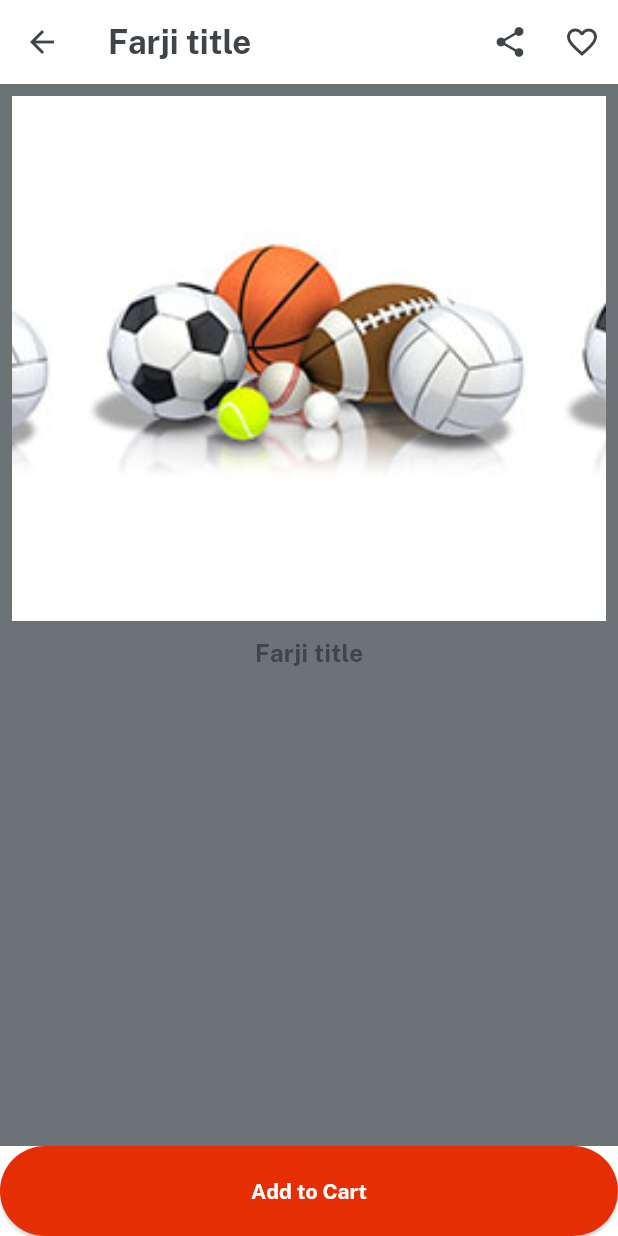
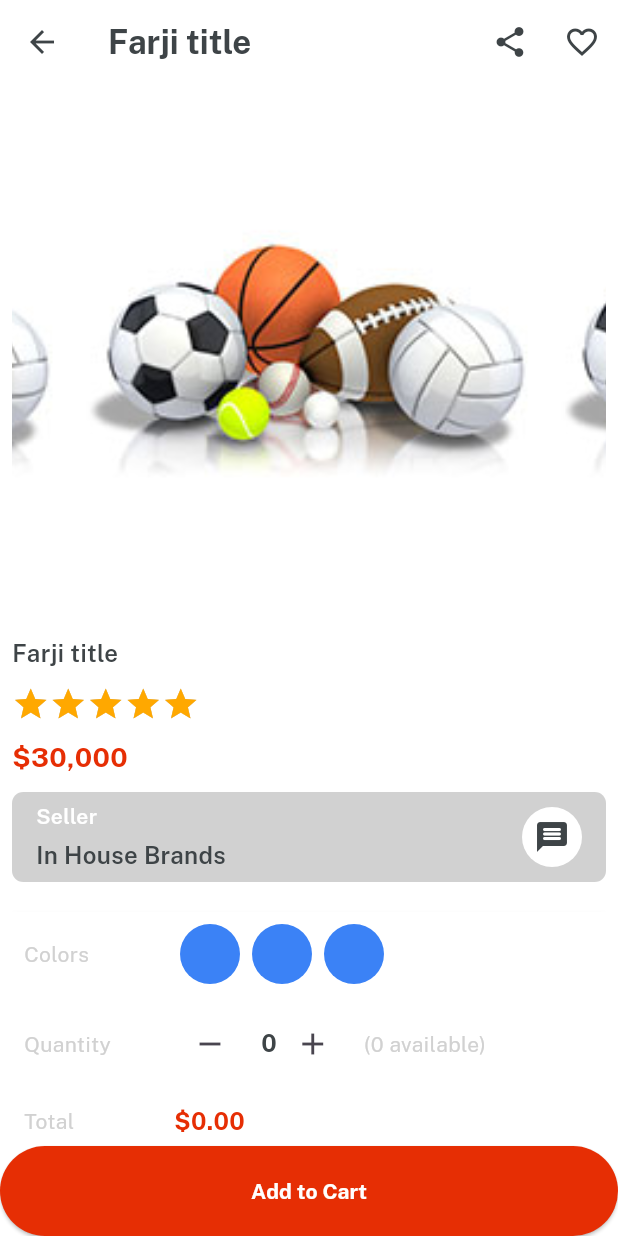
Before and after one commit to CodeWithDilshad/E-Mart, a Flutter app: the ItemDetails screen opened directly, on a phone screen of 412 x 824 dp. Run offline on Flutter 3.47's test engine with Material 3 defaults, Android fonts, the light colour scheme and no system bars; drawn by our look-alikes of velocity_x; our stand-ins replace get.

Commit message:
Third commit

```diff
--- a/lib/views/catagory/item_details.dart
+++ b/lib/views/catagory/item_details.dart
@@ -9,6 +9,7 @@ class ItemDetails extends StatelessWidget {
   @override
   Widget build(BuildContext context) {
     return Scaffold(
+      backgroundColor: whiteColor,
       appBar: AppBar(
         title: title!.text.fontFamily(bold).color(darkFontGrey).make(),
         actions: [
@@ -21,17 +22,18 @@ class ItemDetails extends StatelessWidget {
               color(Colors.red);
             },
             icon: Icon(Icons.favorite_outline),
-          )
+          ),
         ],
       ),
       body: Column(
         children: [
           Expanded(
             child: Container(
-              color: fontGrey,
+              // color: fontGrey,
               padding: EdgeInsets.all(8),
               child: SingleChildScrollView(
                 child: Column(
+                  crossAxisAlignment: CrossAxisAlignment.start,
                   children: [
                     // Swiper Section
                     VxSwiper.builder(
@@ -52,8 +54,141 @@ class ItemDetails extends StatelessWidget {
                     title!.text
                         .size(16)
                         .color(darkFontGrey)
+                        .fontFamily(semibold)
+                        .make(),
+
+                    10.heightBox,
+                    VxRating(
+                      onRatingUpdate: (value) {},
+                      normalColor: textfieldGrey,
+                      selectionColor: golden,
+                      count: 5,
+                      stepInt: true,
+                      size: 25,
+                    ),
+                    10.heightBox,
+                    "\$30,000"
+                        .text
+                        .color(redColor)
                         .fontFamily(bold)
+                        .size(18)
                         .make(),
+                    10.heightBox,
+                    Row(
+                      children: [
+                        Expanded(
+                          child: Column(
+                            mainAxisAlignment: MainAxisAlignment.center,
+                            crossAxisAlignment: CrossAxisAlignment.start,
+                            children: [
+                              "Seller".text.white.fontFamily(semibold).make(),
+                              5.heightBox,
+                              "In House Brands"
+                                  .text
+                                  .color(darkFontGrey)
+                                  .size(16)
+                                  .fontFamily(semibold)
+                                  .make(),
+                            ],
+                          ),
+                        ),
+                        CircleAvatar(
+                          backgroundColor: Colors.white,
+                          child: Icon(
+                            Icons.message_rounded,
+                            color: darkFontGrey,
+                          ),
+                        ),
+                      ],
+                    )
+                        .box
+                        .color(textfieldGrey)
+                        .height(60)
+                        .padding(EdgeInsets.symmetric(horizontal: 16))
+                        .roundedSM
+                        .make(),
+                    20.heightBox,
+                    // COlor section
+                    Column(
+                      children: [
+                        Row(
+                          crossAxisAlignment: CrossAxisAlignment.center,
+                          children: [
+                            SizedBox(
+                              width: 100,
+                              child: "Colors".text.color(textfieldGrey).make(),
+                            ),
+                            Row(
+                              mainAxisAlignment: MainAxisAlignment.center,
+                              children: List.generate(
+                                3,
+                                (index) => VxBox()
+                                    .size(40, 40)
+                                    .roundedFull
+                                    .color(Vx.randomPrimaryColor)
+                                    .margin(EdgeInsets.symmetric(horizontal: 4))
+                                    .make(),
+                              ),
+                            ),
+                          ],
+                        ).box.padding(EdgeInsets.all(8)).make(),
+                        Row(
+                          children: [
+                            SizedBox(
+                              width: 100,
+                              child:
+                                  "Quantity".text.color(textfieldGrey).make(),
+                            ),
+                            Row(
+                              mainAxisAlignment: MainAxisAlignment.center,
+                              children: [
+                                IconButton(
+                                  onPressed: () {},
+                                  icon: Icon(
+                                    Icons.remove,
+                                  ),
+                                ),
+                                10.widthBox,
+                                "0"
+                                    .text
+                                    .color(darkFontGrey)
+                                    .fontFamily(bold)
+                                    .size(16)
+                                    .make(),
+                                IconButton(
+                                  onPressed: () {},
+                                  icon: Icon(
+                                    Icons.add,
+                                  ),
+                                ),
+                                10.widthBox,
+                                "(0 available)"
+                                    .text
+                                    .color(textfieldGrey)
+                                    .make(),
+                              ],
+                            ),
+                          ],
+                        ).box.padding(EdgeInsets.all(8)).make(),
+                        Row(
+                          crossAxisAlignment: CrossAxisAlignment.center,
+                          children: [
+                            SizedBox(
+                              width: 100,
+                              child: "Total ".text.color(textfieldGrey).make(),
+                            ),
+                            "\$0.00"
+                                .text
+                                .color(redColor)
+                                .fontFamily(bold)
+                                .size(16)
+                                .make(),
+                          ],
+                        ).box.padding(EdgeInsets.all(8)).make(),
+                      ],
+                    ).box.white.shadowSm.make(),
+
+                    // Description Section
                   ],
                 ),
               ),
```
